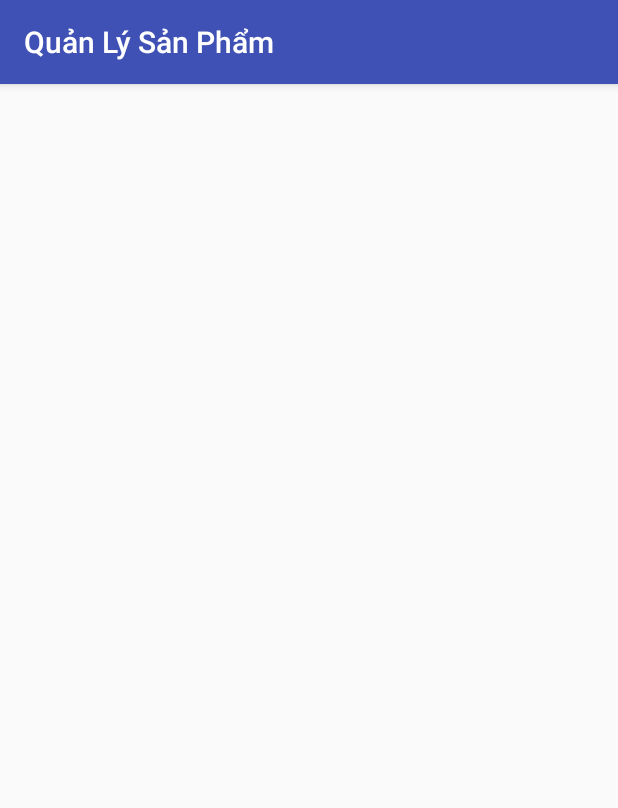
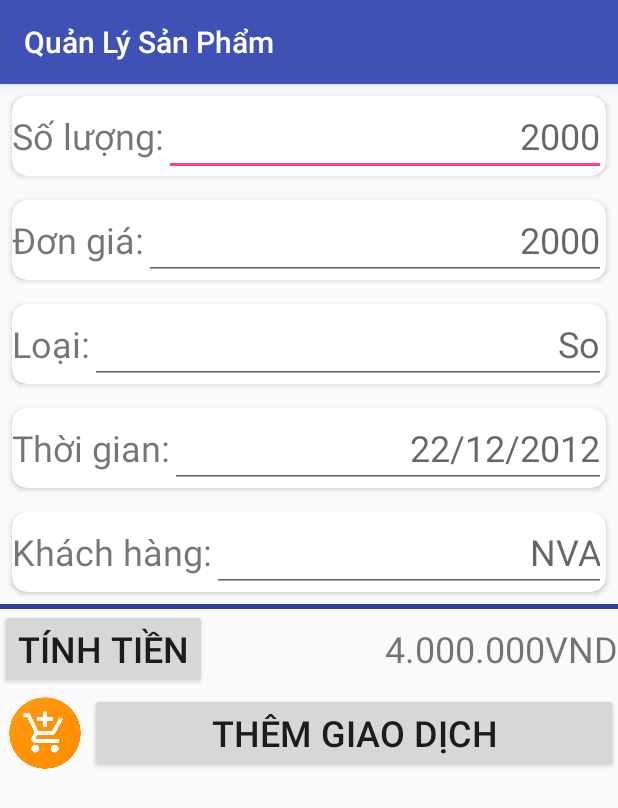
Before and after one commit to TranTanDong/QLSP_TrungVit, an Android app: the MuaVao screen opened directly, with no data from a screen before it, after a tap on "Thêm giao dịch", on a phone screen of 412 x 824 dp. Shown: the top 808 px of the screen. Run offline under Robolectric (Android 15) with nearby library versions, the phone set to English and light mode, and no system bars.

Commit message:
Add Activity "AddGiaoDich"

```diff
--- a/app/src/main/java/com/example/woo/qlsp_trungvit/Adapter/KhachHangAdapter.java
+++ b/app/src/main/java/com/example/woo/qlsp_trungvit/Adapter/KhachHangAdapter.java
@@ -1,5 +1,10 @@
 package com.example.woo.qlsp_trungvit.Adapter;
 
+import android.Manifest;
+import android.content.Intent;
+import android.content.pm.PackageManager;
+import android.net.Uri;
+import android.support.v4.app.ActivityCompat;
 import android.support.v7.widget.LinearLayoutManager;
 import android.support.v7.widget.RecyclerView;
 import android.view.LayoutInflater;
@@ -86,11 +91,31 @@ public class KhachHangAdapter extends RecyclerView.Adapter<RecyclerView.ViewHold
     @Override
     public void onBindViewHolder(RecyclerView.ViewHolder holder, int position) {
         if (holder instanceof KhachHangViewHolder){
-            ListKhachHang khachHang = khachHangs.get(position);
-            KhachHangViewHolder khachHangViewHolder = (KhachHangViewHolder) holder;
+            final ListKhachHang khachHang = khachHangs.get(position);
+            final KhachHangViewHolder khachHangViewHolder = (KhachHangViewHolder) holder;
             khachHangViewHolder.tv_tenKH.setText(khachHang.getTenKH());
             khachHangViewHolder.tv_sdtKH.setText(khachHang.getSdtKH());
             khachHangViewHolder.tv_diachiKH.setText(khachHang.getDiachiKH());
+
+//            khachHangViewHolder.btn_Goi.setOnClickListener(new View.OnClickListener() {
+//                @Override
+//                public void onClick(View view) {
+//                    Uri uri = Uri.parse("tel:"+ khachHangViewHolder.tv_sdtKH.getText().toString());
+//                    Intent nIntent = new Intent(Intent.ACTION_CALL);
+//                    nIntent.setData(uri);
+//                    if (ActivityCompat.checkSelfPermission(context, Manifest.permission.CALL_PHONE) != PackageManager.PERMISSION_GRANTED){
+//                        // TODO: Consider calling
+//                        //    ActivityCompat#requestPermissions
+//                        // here to request the missing permissions, and then overriding
+//                        //   public void onRequestPermissionsResult(int requestCode, String[] permissions,
+//                        //                                          int[] grantResults)
+//                        // to handle the case where the user grants the permission. See the documentation
+//                        // for ActivityCompat#requestPermissions for more details.
+//                        return;
+//                    }
+//
+//                }
+//            });
         }
         else if (holder instanceof LoadingViewHolder){
             LoadingViewHolder loadingViewHolder = (LoadingViewHolder) holder;
--- /dev/null
+++ b/app/src/main/java/com/example/woo/qlsp_trungvit/AddGiaoDich.java
@@ -0,0 +1,13 @@
+package com.example.woo.qlsp_trungvit;
+
+import android.support.v7.app.AppCompatActivity;
+import android.os.Bundle;
+
+public class AddGiaoDich extends AppCompatActivity {
+
+    @Override
+    protected void onCreate(Bundle savedInstanceState) {
+        super.onCreate(savedInstanceState);
+        setContentView(R.layout.activity_add_giao_dich);
+    }
+}
--- a/app/src/main/java/com/example/woo/qlsp_trungvit/AddKhachHang.java
+++ b/app/src/main/java/com/example/woo/qlsp_trungvit/AddKhachHang.java
@@ -3,11 +3,14 @@ package com.example.woo.qlsp_trungvit;
 import android.content.Intent;
 import android.support.v7.app.AppCompatActivity;
 import android.os.Bundle;
+import android.text.TextUtils;
 import android.view.Menu;
 import android.view.MenuInflater;
 import android.view.MenuItem;
+import android.view.View;
 import android.widget.Button;
 import android.widget.EditText;
+import android.widget.Toast;
 
 public class AddKhachHang extends AppCompatActivity {
 
@@ -27,10 +30,39 @@ public class AddKhachHang extends AppCompatActivity {
         et_diachi = (EditText)findViewById(R.id.et_diachi);
         btn_huy = (Button)findViewById(R.id.btn_huy);
         btn_them = (Button)findViewById(R.id.btn_them);
+
     }
 
     private void addEvents() {
+        //Xử Lý btn Thêm
+        btn_them.setOnClickListener(new View.OnClickListener() {
+            @Override
+            public void onClick(View view) {
+                xuLyThemKH();
+            }
+        });
 
+        //Xử lý btn Hủy
+        btn_huy.setOnClickListener(new View.OnClickListener() {
+            @Override
+            public void onClick(View view) {
+                finish();
+            }
+        });
+    }
+
+    private void xuLyThemKH() {
+        if (TextUtils.isEmpty(et_tenkhachhang.getText())){
+            Toast.makeText(this, "Vui lòng nhập Tên Khách Hàng!", Toast.LENGTH_SHORT).show();
+        }
+        else {
+            Intent mIntent = getIntent();
+            mIntent.putExtra("TenKH", et_tenkhachhang.getText().toString());
+            mIntent.putExtra("SDTKH", et_sdt.getText().toString());
+            mIntent.putExtra("DiaChiKH", et_diachi.getText().toString());
+            setResult(KhachHang.CODE_RESULT_KHACHHANG, mIntent);
+            finish();
+        }
     }
 
 
--- a/app/src/main/java/com/example/woo/qlsp_trungvit/Holder/KhachHangViewHolder.java
+++ b/app/src/main/java/com/example/woo/qlsp_trungvit/Holder/KhachHangViewHolder.java
@@ -2,6 +2,7 @@ package com.example.woo.qlsp_trungvit.Holder;
 
 import android.support.v7.widget.RecyclerView;
 import android.view.View;
+import android.widget.ImageView;
 import android.widget.TextView;
 
 import com.example.woo.qlsp_trungvit.R;
@@ -14,6 +15,8 @@ public class KhachHangViewHolder extends RecyclerView.ViewHolder {
     public TextView tv_tenKH;
     public TextView tv_sdtKH;
     public TextView tv_diachiKH;
+    public ImageView btn_Goi;
+    public ImageView btn_Xoa;
 
     public KhachHangViewHolder(View itemView) {
         super(itemView);
@@ -21,5 +24,7 @@ public class KhachHangViewHolder extends RecyclerView.ViewHolder {
         tv_tenKH = (TextView)itemView.findViewById(R.id.tv_tenKH);
         tv_sdtKH = (TextView)itemView.findViewById(R.id.tv_sdtKH);
         tv_diachiKH = (TextView)itemView.findViewById(R.id.tv_diachiKH);
+        btn_Goi = (ImageView)itemView.findViewById(R.id.btn_goi);
+        btn_Xoa = (ImageView)itemView.findViewById(R.id.btn_xoa);
     }
 }
--- a/app/src/main/java/com/example/woo/qlsp_trungvit/KhachHang.java
+++ b/app/src/main/java/com/example/woo/qlsp_trungvit/KhachHang.java
@@ -1,6 +1,10 @@
 package com.example.woo.qlsp_trungvit;
 
+import android.Manifest;
 import android.content.Intent;
+import android.content.pm.PackageManager;
+import android.net.Uri;
+import android.support.v4.app.ActivityCompat;
 import android.support.v7.app.AppCompatActivity;
 import android.os.Bundle;
 import android.support.v7.widget.LinearLayoutManager;
@@ -8,8 +12,10 @@ import android.support.v7.widget.RecyclerView;
 import android.view.Menu;
 import android.view.MenuInflater;
 import android.view.MenuItem;
+import android.view.View;
 
 import com.example.woo.qlsp_trungvit.Adapter.KhachHangAdapter;
+import com.example.woo.qlsp_trungvit.Holder.KhachHangViewHolder;
 import com.example.woo.qlsp_trungvit.Model.ListKhachHang;
 
 import java.util.ArrayList;
@@ -33,16 +39,22 @@ public class KhachHang extends AppCompatActivity {
 
     private void addControls() {
         khachHangs.add(new ListKhachHang("Mơ Văn Mộng", "0125458740", "P1-ST"));
-        khachHangs.add(new ListKhachHang("Ngớ Thị Ngẩn", "0125875840", "P2-ST"));
-        khachHangs.add(new ListKhachHang("Điên Nặng Điện", "0125452740", "P3-ST"));
-        khachHangs.add(new ListKhachHang("Khung Quyền Khùng", "0141458740", "P4-ST"));
-        khachHangs.add(new ListKhachHang("Cho Sắc Chó", "0125898740", "P5-ST"));
+        khachHangs.add(new ListKhachHang("Ngớ Thị Ngẩn", "0125875840", "P2-CM"));
+        khachHangs.add(new ListKhachHang("Điên Nặng Điện", "0125452740", "P3-TN"));
+        khachHangs.add(new ListKhachHang("Khung Quyền Khùng", "0141458740", "P4-HN"));
+        khachHangs.add(new ListKhachHang("Ê Sắc Ế", "0125898740", "P5-QN"));
+        khachHangs.add(new ListKhachHang("Láo Văn Cá", "012543740", "P6-VT"));
+        khachHangs.add(new ListKhachHang("Bò Thị Lếch", "012587650", "P7-ĐN"));
+        khachHangs.add(new ListKhachHang("Kiếm Văn Chuyện", "0129894740", "P8-KG"));
+        khachHangs.add(new ListKhachHang("Đánh Văn Chạy", "0125890740", "P9-KH"));
+        khachHangs.add(new ListKhachHang("Chạy Thị Chú", "0123458740", "Q1-HG"));
 
         rcv_khachHang = (RecyclerView)findViewById(R.id.rcv_khachHang);
         rcv_khachHang.setLayoutManager(new LinearLayoutManager(this));
         khachHangAdapter = new KhachHangAdapter(this, rcv_khachHang, khachHangs);
         rcv_khachHang.setAdapter(khachHangAdapter);
     }
+
 
     private void addEvents() {
 
@@ -69,5 +81,13 @@ public class KhachHang extends AppCompatActivity {
     protected void onActivityResult(int requestCode, int resultCode, Intent data) {
         super.onActivityResult(requestCode, resultCode, data);
 
+        if (requestCode == CODE_REQUEST_KHACHHANG && resultCode == CODE_RESULT_KHACHHANG){
+            String tenKH = data.getStringExtra("TenKH");
+            String sdtKH = data.getStringExtra("SDTKH");
+            String diachiKH = data.getStringExtra("DiaChiKH");
+
+            khachHangs.add(new ListKhachHang(tenKH, sdtKH, diachiKH));
+            khachHangAdapter.notifyDataSetChanged();
+        }
     }
 }
--- a/app/src/main/java/com/example/woo/qlsp_trungvit/MuaVao.java
+++ b/app/src/main/java/com/example/woo/qlsp_trungvit/MuaVao.java
@@ -8,6 +8,10 @@ import android.view.MenuInflater;
 import android.view.MenuItem;
 
 public class MuaVao extends AppCompatActivity {
+
+    public static final int CODE_REQUEST_ADDSP = 3;
+    public static final int CODE_RESULT_ADDSP = 4;
+
 
     @Override
     protected void onCreate(Bundle savedInstanceState) {
@@ -35,8 +39,8 @@ public class MuaVao extends AppCompatActivity {
     @Override
     public boolean onOptionsItemSelected(MenuItem item) {
         if(item.getItemId() == R.id.add){
-            Intent intent = new Intent(MuaVao.this, ThongKe.class);
-            startActivity(intent);
+            Intent intent = new Intent(MuaVao.this, AddGiaoDich.class);
+            startActivityForResult(intent, CODE_REQUEST_ADDSP);
         }
         return super.onOptionsItemSelected(item);
     }
--- /dev/null
+++ b/app/src/main/res/layout/activity_add_giao_dich.xml
@@ -0,0 +1,201 @@
+<?xml version="1.0" encoding="utf-8"?>
+<LinearLayout xmlns:android="http://schemas.android.com/apk/res/android"
+    xmlns:app="http://schemas.android.com/apk/res-auto"
+    xmlns:tools="http://schemas.android.com/tools"
+    android:layout_width="match_parent"
+    android:layout_height="match_parent"
+    android:orientation="vertical"
+    tools:context="com.example.woo.qlsp_trungvit.AddGiaoDich">
+
+    <android.support.v7.widget.CardView
+        android:layout_width="match_parent"
+        android:layout_height="wrap_content"
+        app:cardCornerRadius="10dp"
+        android:layout_margin="8dp">
+
+        <LinearLayout
+            android:layout_width="match_parent"
+            android:layout_height="wrap_content"
+            android:orientation="horizontal">
+
+            <TextView
+                android:layout_width="wrap_content"
+                android:layout_height="wrap_content"
+                android:text="Số lượng:"
+                android:textSize="24dp"/>
+
+            <EditText
+                android:layout_width="match_parent"
+                android:layout_height="wrap_content"
+                android:inputType="number"
+                android:gravity="right"
+                android:hint="2000"
+                android:textSize="24dp"/>
+
+        </LinearLayout>
+
+    </android.support.v7.widget.CardView>
+
+    <android.support.v7.widget.CardView
+        android:layout_width="match_parent"
+        android:layout_height="wrap_content"
+        app:cardCornerRadius="10dp"
+        android:layout_margin="8dp">
+
+        <LinearLayout
+            android:layout_width="match_parent"
+            android:layout_height="wrap_content"
+            android:orientation="horizontal">
+
+            <TextView
+                android:layout_width="wrap_content"
+                android:layout_height="wrap_content"
+                android:text="Đơn giá:"
+                android:textSize="24dp"/>
+
+            <EditText
+                android:layout_width="match_parent"
+                android:layout_height="wrap_content"
+                android:inputType="number"
+                android:gravity="right"
+                android:hint="2000"
+                android:textSize="24dp"/>
+
+        </LinearLayout>
+
+    </android.support.v7.widget.CardView>
+
+    <android.support.v7.widget.CardView
+        android:layout_width="match_parent"
+        android:layout_height="wrap_content"
+        app:cardCornerRadius="10dp"
+        android:layout_margin="8dp">
+
+        <LinearLayout
+            android:layout_width="match_parent"
+            android:layout_height="wrap_content"
+            android:orientation="horizontal">
+
+            <TextView
+                android:layout_width="wrap_content"
+                android:layout_height="wrap_content"
+                android:text="Loại:"
+                android:textSize="24dp"/>
+
+            <EditText
+                android:layout_width="match_parent"
+                android:layout_height="wrap_content"
+                android:inputType="number"
+                android:gravity="right"
+                android:hint="So"
+                android:textSize="24dp"/>
+
+        </LinearLayout>
+
+    </android.support.v7.widget.CardView>
+
+    <android.support.v7.widget.CardView
+        android:layout_width="match_parent"
+        android:layout_height="wrap_content"
+        app:cardCornerRadius="10dp"
+        android:layout_margin="8dp">
+
+        <LinearLayout
+            android:layout_width="match_parent"
+            android:layout_height="wrap_content"
+            android:orientation="horizontal">
+
+            <TextView
+                android:layout_width="wrap_content"
+                android:layout_height="wrap_content"
+                android:text="Thời gian:"
+                android:textSize="24dp"/>
+
+            <EditText
+                android:layout_width="match_parent"
+                android:layout_height="wrap_content"
+                android:inputType="number"
+                android:gravity="right"
+                android:hint="22/12/2012"
+                android:textSize="24dp"/>
+
+        </LinearLayout>
+
+    </android.support.v7.widget.CardView>
+
+    <android.support.v7.widget.CardView
+        android:layout_width="match_parent"
+        android:layout_height="wrap_content"
+        app:cardCornerRadius="10dp"
+        android:layout_margin="8dp">
+
+        <LinearLayout
+            android:layout_width="match_parent"
+            android:layout_height="wrap_content"
+            android:orientation="horizontal">
+
+            <TextView
+                android:layout_width="wrap_content"
+                android:layout_height="wrap_content"
+                android:text="Khách hàng:"
+                android:textSize="24dp"/>
+
+            <EditText
+                android:layout_width="match_parent"
+                android:layout_height="wrap_content"
+                android:inputType="number"
+                android:gravity="right"
+                android:hint="NVA"
+                android:textSize="24dp"/>
+
+        </LinearLayout>
+
+    </android.support.v7.widget.CardView>
+
+    <TextView
+        android:layout_width="match_parent"
+        android:layout_height="3dp"
+        android:background="@color/colorPrimaryDark" />
+
+    <LinearLayout
+        android:layout_width="match_parent"
+        android:layout_height="wrap_content"
+        android:orientation="horizontal">
+
+        <Button
+            android:layout_width="wrap_content"
+            android:layout_height="wrap_content"
+            android:text="TÍNH TIỀN"
+            android:textSize="24dp" />
+
+        <TextView
+            android:layout_width="match_parent"
+            android:layout_height="wrap_content"
+            android:text="4.000.000VND"
+            android:textSize="24dp"
+            android:gravity="right"/>
+
+    </LinearLayout>
+
+    <LinearLayout
+        android:layout_width="match_parent"
+        android:layout_height="wrap_content"
+        android:orientation="horizontal">
+
+        <ImageView
+            android:layout_width="60dp"
+            android:layout_height="60dp"
+            android:src="@drawable/ic_muavao"/>
+
+        <Button
+            android:layout_width="match_parent"
+            android:layout_height="wrap_content"
+            android:text="THÊM GIAO DỊCH"
+            android:textSize="24dp"
+            android:layout_gravity="center_vertical"/>
+
+    </LinearLayout>
+
+
+
+</LinearLayout>
--- a/app/src/main/res/values/strings.xml
+++ b/app/src/main/res/values/strings.xml
@@ -1,6 +1,6 @@
 <resources>
     <string name="app_name">Quản Lý Sản Phẩm</string>
-    <string name="app_mua">Thêm giao dịch</string>
+    <string name="app_mua">Danh Sách Mua Vào</string>
     <string name="app_khachhang">Danh Sách Khách Hàng</string>
     <string name="app_addkhachhang">Thêm khách hàng</string>
 </resources>
```
Also changed, not shown: app/src/main/AndroidManifest.xml (+6 -2 lines).
